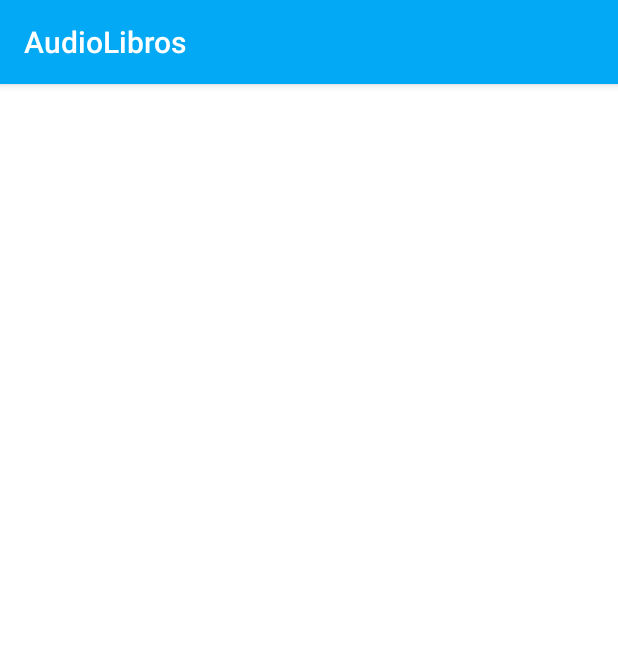
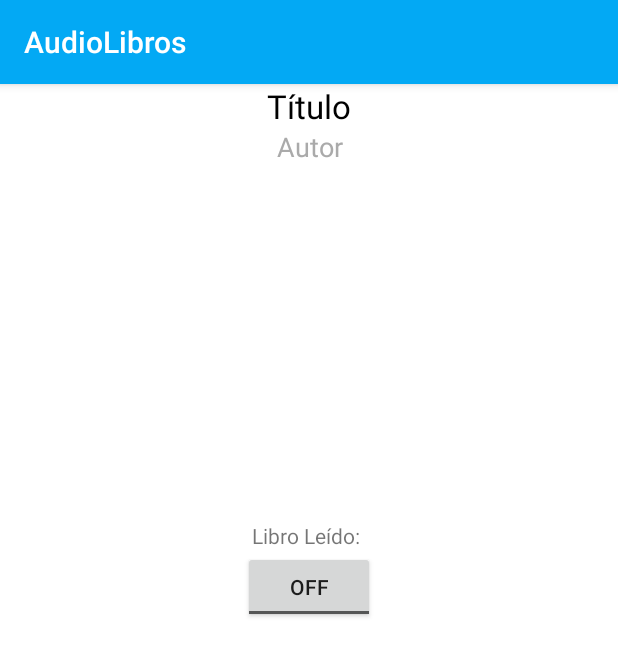
Before and after one commit to jmzamorab/AudioLibros, an Android app: the fragment DetalleFragment shown on its own in the app's theme, on a phone screen of 412 x 824 dp. Shown: the top 656 px of the screen. Run offline under Robolectric (Android 15) with nearby library versions, the phone set to English and light mode, and no system bars; our stand-ins replace Firebase (no records; nobody signed in at launch, a user with empty details on screens opened directly), Volley; 2 statements that could not run were skipped.

```diff
--- a/app/src/main/res/layout/fragment_detalle.xml
+++ b/app/src/main/res/layout/fragment_detalle.xml
@@ -34,15 +34,32 @@
         android:textAlignment="center"
         android:textColor="@android:color/darker_gray"
         android:textAppearance="?android:attr/textAppearanceMedium" />
-    <com.android.volley.toolbox.NetworkImageView
+
+
+        <com.android.volley.toolbox.NetworkImageView
         android:id="@+id/portada"
         android:layout_width="220dp"
         android:layout_height="220dp"
         android:layout_below="@id/autor"
         android:layout_centerHorizontal="true"
         android:scaleType="fitCenter"/>
-    <es.upv.master.audiolibros.ZoomSeekBar
-
+        <TextView
+            android:layout_width="wrap_content"
+            android:layout_height="wrap_content"
+            android:text="Libro Leído: "
+            android:layout_marginTop="17dp"
+            android:layout_below="@id/portada"
+            android:layout_centerInParent="true"
+            />
+        <ToggleButton
+            android:layout_width="wrap_content"
+            android:layout_height="wrap_content"
+            android:id="@+id/libroLeido"
+            android:layout_below="@id/portada"
+            android:layout_centerHorizontal="true"
+            android:layout_marginTop="37dp"
+            android:text="Leido" />
+        <es.upv.master.audiolibros.ZoomSeekBar
             android:id="@+id/zsbModifica"
             android:background="#FFFFFF"
             android:layout_width="match_parent"
@@ -58,6 +75,8 @@
             nuevos:colorGuia="#FF9050"
             nuevos:colorPalanca="#FF0000"
             nuevos:colorRegla="#B0B070"
-            nuevos:colorTexto="#00A0A0" />
+            nuevos:colorTexto="#00A0A0"
+            android:layout_marginTop="27dp"
+            android:layout_below="@id/libroLeido"/>
 </RelativeLayout>
     </android.support.v4.widget.NestedScrollView>
```
